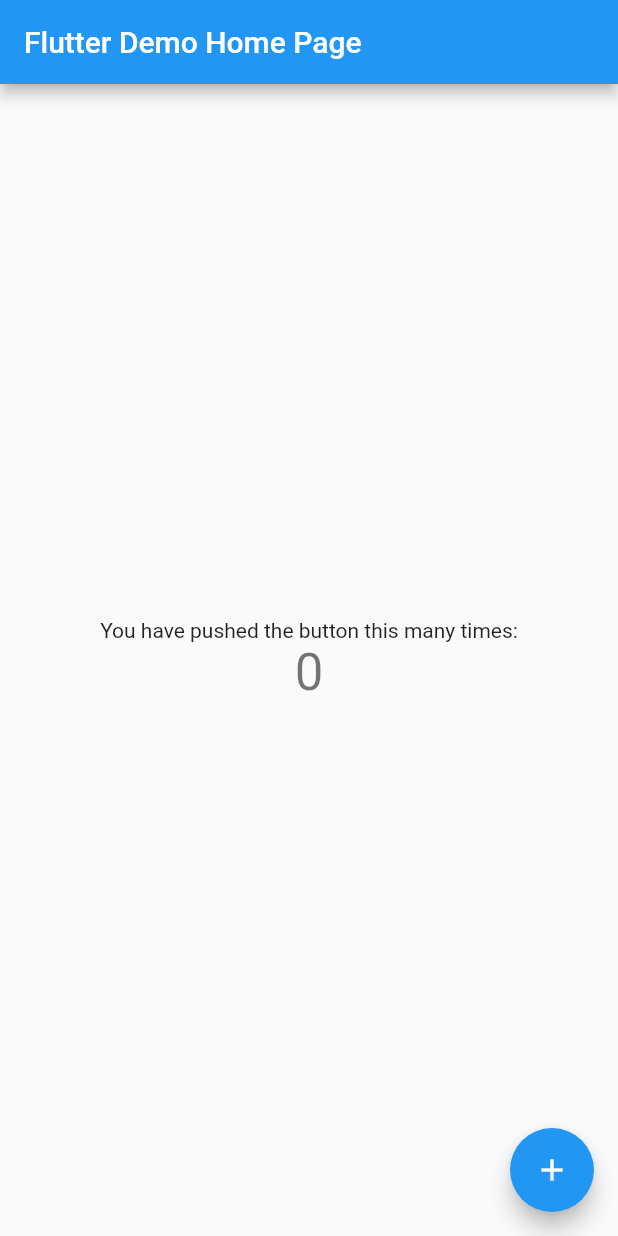
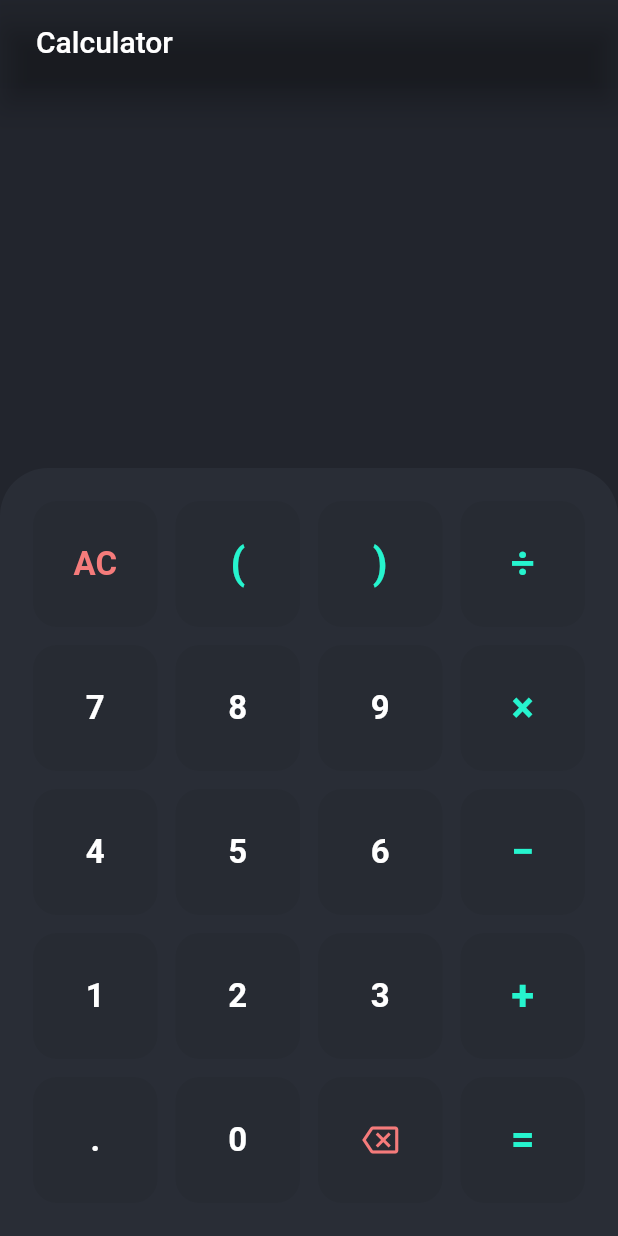
Before and after one commit to Gustavo653/calculadora_mobile, a Flutter app: the screen it shows after launch, on a phone screen of 412 x 824 dp. Run offline on Flutter 3.47's test engine with Material 2 defaults, Android fonts, the phone set to English and light mode, and no system bars.

Commit message:
Adicionando layout, botoes e logica de calculo

```diff
--- /dev/null
+++ b/lib/constants.dart
@@ -0,0 +1,24 @@
+const kTitle = 'Calculator';
+
+class ButtonId {
+  static const one = '1';
+  static const two = '2';
+  static const three = '3';
+  static const four = '4';
+  static const five = '5';
+  static const six = '6';
+  static const seven = '7';
+  static const eight = '8';
+  static const nine = '9';
+  static const zero = '0';
+  static const decimalSeparator = '.';
+  static const plus = '+';
+  static const minus = '−';
+  static const multiplication = '×';
+  static const division = '÷';
+  static const equal = '=';
+  static const backspace = 'backspace';
+  static const ac = 'AC';
+  static const openParenthesis = '(';
+  static const closeParenthesis = ')';
+}
--- a/lib/main.dart
+++ b/lib/main.dart
@@ -1,115 +1,28 @@
+import 'package:calculator/screens/home_screen.dart';
 import 'package:flutter/material.dart';
+import 'package:flutter/services.dart';
 
-void main() {
-  runApp(const MyApp());
+import 'constants.dart';
+
+void main() async {
+  WidgetsFlutterBinding.ensureInitialized();
+  await SystemChrome.setPreferredOrientations([DeviceOrientation.portraitUp]);
+
+  runApp(const MobileCalculator());
 }
 
-class MyApp extends StatelessWidget {
-  const MyApp({Key? key}) : super(key: key);
+class MobileCalculator extends StatelessWidget {
+  const MobileCalculator({Key? key}) : super(key: key);
 
-  // This widget is the root of your application.
   @override
   Widget build(BuildContext context) {
     return MaterialApp(
-      title: 'Flutter Demo',
+      title: kTitle,
       theme: ThemeData(
-        // This is the theme of your application.
-        //
-        // Try running your application with "flutter run". You'll see the
-        // application has a blue toolbar. Then, without quitting the app, try
-        // changing the primarySwatch below to Colors.green and then invoke
-        // "hot reload" (press "r" in the console where you ran "flutter run",
-        // or simply save your changes to "hot reload" in a Flutter IDE).
-        // Notice that the counter didn't reset back to zero; the application
-        // is not restarted.
-        primarySwatch: Colors.blue,
+        scaffoldBackgroundColor: const Color(0xFF22252D),
+        visualDensity: VisualDensity.adaptivePlatformDensity,
       ),
-      home: const MyHomePage(title: 'Flutter Demo Home Page'),
+      home: const HomeScreen(),
     );
   }
 }
-
-class MyHomePage extends StatefulWidget {
-  const MyHomePage({Key? key, required this.title}) : super(key: key);
-
-  // This widget is the home page of your application. It is stateful, meaning
-  // that it has a State object (defined below) that contains fields that affect
-  // how it looks.
-
-  // This class is the configuration for the state. It holds the values (in this
-  // case the title) provided by the parent (in this case the App widget) and
-  // used by the build method of the State. Fields in a Widget subclass are
-  // always marked "final".
-
-  final String title;
-
-  @override
-  State<MyHomePage> createState() => _MyHomePageState();
-}
-
-class _MyHomePageState extends State<MyHomePage> {
-  int _counter = 0;
-
-  void _incrementCounter() {
-    setState(() {
-      // This call to setState tells the Flutter framework that something has
-      // changed in this State, which causes it to rerun the build method below
-      // so that the display can reflect the updated values. If we changed
-      // _counter without calling setState(), then the build method would not be
-      // called again, and so nothing would appear to happen.
-      _counter++;
-    });
-  }
-
-  @override
-  Widget build(BuildContext context) {
-    // This method is rerun every time setState is called, for instance as done
-    // by the _incrementCounter method above.
-    //
-    // The Flutter framework has been optimized to make rerunning build methods
-    // fast, so that you can just rebuild anything that needs updating rather
-    // than having to individually change instances of widgets.
-    return Scaffold(
-      appBar: AppBar(
-        // Here we take the value from the MyHomePage object that was created by
-        // the App.build method, and use it to set our appbar title.
-        title: Text(widget.title),
-      ),
-      body: Center(
-        // Center is a layout widget. It takes a single child and positions it
-        // in the middle of the parent.
-        child: Column(
-          // Column is also a layout widget. It takes a list of children and
-          // arranges them vertically. By default, it sizes itself to fit its
-          // children horizontally, and tries to be as tall as its parent.
-          //
-          // Invoke "debug painting" (press "p" in the console, choose the
-          // "Toggle Debug Paint" action from the Flutter Inspector in Android
-          // Studio, or the "Toggle Debug Paint" command in Visual Studio Code)
-          // to see the wireframe for each widget.
-          //
-          // Column has various properties to control how it sizes itself and
-          // how it positions its children. Here we use mainAxisAlignment to
-          // center the children vertically; the main axis here is the vertical
-          // axis because Columns are vertical (the cross axis would be
-          // horizontal).
-          mainAxisAlignment: MainAxisAlignment.center,
-          children: <Widget>[
-            const Text(
-              'You have pushed the button this many times:',
-            ),
-            Text(
-              '$_counter',
-              style: Theme.of(context).textTheme.headline4,
-            ),
-          ],
-        ),
-      ),
-      floatingActionButton: FloatingActionButton(
-        onPressed: _incrementCounter,
-        tooltip: 'Increment',
-        child: const Icon(Icons.add),
-      ), // This trailing comma makes auto-formatting nicer for build methods.
-    );
-  }
-}
--- /dev/null
+++ b/lib/screens/home_screen.dart
@@ -0,0 +1,79 @@
+import 'package:calculator/calculator.dart';
+import 'package:calculator/constants.dart';
+import 'package:calculator/screens/widgets/displayer.dart';
+import 'package:calculator/screens/widgets/keyboard.dart';
+import 'package:calculator/utils/utils.dart';
+import 'package:flutter/material.dart';
+
+class HomeScreen extends StatefulWidget {
+  const HomeScreen({Key? key}) : super(key: key);
+
+  @override
+  HomeScreenState createState() => HomeScreenState();
+}
+
+class HomeScreenState extends State<HomeScreen> {
+  String _primaryDisplayText = '';
+  String _secondaryDisplayText = '';
+
+  void buttonPressed(String id) {
+    setState(
+      () {
+        if (id == ButtonId.ac) {
+          _primaryDisplayText = '';
+          _secondaryDisplayText = '';
+        } else if (id == ButtonId.equal) {
+          double result = calculate(_primaryDisplayText);
+          if (result != double.infinity) {
+            _secondaryDisplayText = _primaryDisplayText;
+            _primaryDisplayText = cleanResult(result);
+          } else {
+            _secondaryDisplayText = 'Bad expression';
+          }
+        } else if (id == ButtonId.backspace) {
+          _primaryDisplayText =
+              _primaryDisplayText.replaceAll(RegExp(r'.$'), '');
+          double result = calculate(_primaryDisplayText);
+          if (result != double.infinity) {
+            _secondaryDisplayText = cleanResult(result);
+          }
+        } else {
+          _primaryDisplayText += id;
+          double result = calculate(_primaryDisplayText);
+          if (result != double.infinity) {
+            _secondaryDisplayText = cleanResult(result);
+          }
+        }
+      },
+    );
+  }
+
+  @override
+  Widget build(BuildContext context) {
+    return Scaffold(
+      appBar: AppBar(
+        elevation: 8,
+        backgroundColor: Colors.transparent,
+        title: Container(
+          margin: const EdgeInsets.only(left: 8),
+          child: const Text(kTitle),
+        ),
+      ),
+      body: SafeArea(
+        child: Column(
+          children: <Widget>[
+            Expanded(
+              child: Display(
+                  primaryText: _primaryDisplayText,
+                  secondaryText: _secondaryDisplayText),
+            ),
+            Expanded(
+              flex: 2,
+              child: Keyboard(buttonPressed),
+            ),
+          ],
+        ),
+      ),
+    );
+  }
+}
--- /dev/null
+++ b/lib/screens/widgets/displayer.dart
@@ -0,0 +1,43 @@
+import 'package:flutter/material.dart';
+
+class Display extends StatelessWidget {
+  final String primaryText;
+  final String secondaryText;
+
+  const Display({
+    Key? key,
+    required this.primaryText,
+    required this.secondaryText,
+  }) : super(key: key);
+
+  @override
+  Widget build(BuildContext context) {
+    return Container(
+      padding: const EdgeInsets.all(24),
+      child: Column(
+        mainAxisAlignment: MainAxisAlignment.end,
+        crossAxisAlignment: CrossAxisAlignment.stretch,
+        children: <Widget>[
+          SizedBox(
+            height: 80,
+            child: SingleChildScrollView(
+              reverse: true,
+              child: Text(
+                primaryText,
+                maxLines: 1000,
+                overflow: TextOverflow.ellipsis,
+                style: const TextStyle(color: Colors.white, fontSize: 36),
+              ),
+            ),
+          ),
+          const SizedBox(height: 10),
+          Text(
+            secondaryText,
+            overflow: TextOverflow.ellipsis,
+            style: const TextStyle(color: Colors.grey, fontSize: 18),
+          ),
+        ],
+      ),
+    );
+  }
+}
--- /dev/null
+++ b/lib/screens/widgets/keyboard.dart
@@ -0,0 +1,67 @@
+import 'package:calculator/constants.dart';
+import 'package:calculator/screens/widgets/keyboard_button.dart';
+import 'package:flutter/material.dart';
+
+class Keyboard extends StatelessWidget {
+  final Function passToButton;
+
+  const Keyboard(this.passToButton, {Key? key}) : super(key: key);
+
+  Widget rowButton(List<String> buttons) {
+    return Expanded(
+      child: Row(
+        children: buttons
+            .map((id) =>
+                KeyboardButton(id: id, onPressed: () => passToButton(id)))
+            .toList(),
+      ),
+    );
+  }
+
+  @override
+  Widget build(BuildContext context) {
+    return Container(
+      padding: const EdgeInsets.all(16),
+      decoration: const BoxDecoration(
+        color: Color(0xFF292D36),
+        borderRadius: BorderRadius.vertical(
+          top: Radius.circular(32),
+        ),
+      ),
+      child: Column(
+        children: <Widget>[
+          rowButton([
+            ButtonId.ac,
+            ButtonId.openParenthesis,
+            ButtonId.closeParenthesis,
+            ButtonId.division,
+          ]),
+          rowButton([
+            ButtonId.seven,
+            ButtonId.eight,
+            ButtonId.nine,
+            ButtonId.multiplication,
+          ]),
+          rowButton([
+            ButtonId.four,
+            ButtonId.five,
+            ButtonId.six,
+            ButtonId.minus,
+          ]),
+          rowButton([
+            ButtonId.one,
+            ButtonId.two,
+            ButtonId.three,
+            ButtonId.plus,
+          ]),
+          rowButton([
+            ButtonId.decimalSeparator,
+            ButtonId.zero,
+            ButtonId.backspace,
+            ButtonId.equal,
+          ]),
+        ],
+      ),
+    );
+  }
+}
--- /dev/null
+++ b/lib/screens/widgets/keyboard_button.dart
@@ -0,0 +1,75 @@
+import 'package:calculator/constants.dart';
+import 'package:flutter/material.dart';
+
+class KeyboardButton extends StatelessWidget {
+  final String id;
+  final VoidCallback onPressed;
+
+  const KeyboardButton({
+    Key? key,
+    required this.id,
+    required this.onPressed,
+  }) : super(key: key);
+
+  @override
+  Widget build(BuildContext context) {
+    return Expanded(
+      child: Container(
+        height: double.infinity,
+        margin: const EdgeInsets.all(6.0),
+        child: ElevatedButton(
+          onPressed: onPressed,
+          onLongPress: onPressed,
+          style: ElevatedButton.styleFrom(
+            elevation: 0.0,
+            primary: const Color(0xFF272B33),
+            shape: RoundedRectangleBorder(
+              borderRadius: BorderRadius.circular(16.0),
+            ),
+          ),
+          child: setChild(id),
+        ),
+      ),
+    );
+  }
+}
+
+Widget setChild(String id) {
+  if (id == ButtonId.backspace) {
+    return const Icon(
+      Icons.backspace_outlined,
+      color: Color(0xFFF57B7B),
+    );
+  }
+
+  if (id == ButtonId.ac) {
+    return Text(
+      id,
+      style: const TextStyle(
+        color: Color(0xFFF57B7B),
+        fontSize: 22.0,
+        fontWeight: FontWeight.bold,
+      ),
+    );
+  }
+
+  if (RegExp(r'[\d\.]').hasMatch(id)) {
+    return Text(
+      id,
+      style: const TextStyle(
+        color: Colors.white,
+        fontSize: 22.0,
+        fontWeight: FontWeight.bold,
+      ),
+    );
+  }
+
+  return Text(
+    id,
+    style: const TextStyle(
+      color: Color(0xFF26F4CE),
+      fontSize: 28.0,
+      fontWeight: FontWeight.bold,
+    ),
+  );
+}
--- a/pubspec.yaml
+++ b/pubspec.yaml
@@ -1,4 +1,4 @@
-name: calculadora
+name: calculator
 description: A new Flutter project.
 
 # The following line prevents the package from being accidentally published to
@@ -34,6 +34,7 @@ dependencies:
   # The following adds the Cupertino Icons font to your application.
   # Use with the CupertinoIcons class for iOS style icons.
   cupertino_icons: ^1.0.2
+  math_expressions: ^2.0.0
 
 dev_dependencies:
   flutter_test:
```
Also changed, not shown: lib/calculator.dart (added, +71 -0 lines), lib/utils/utils.dart (added, +27 -0 lines), pubspec.lock, 20 other files.
